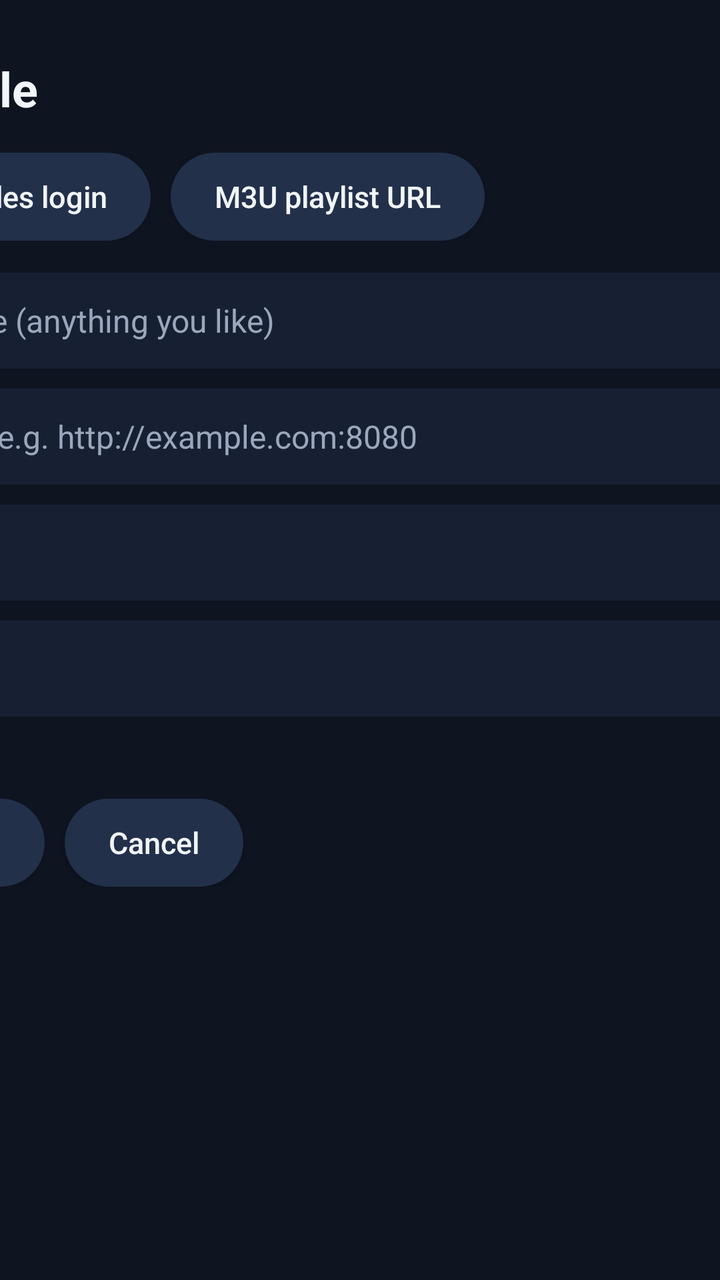
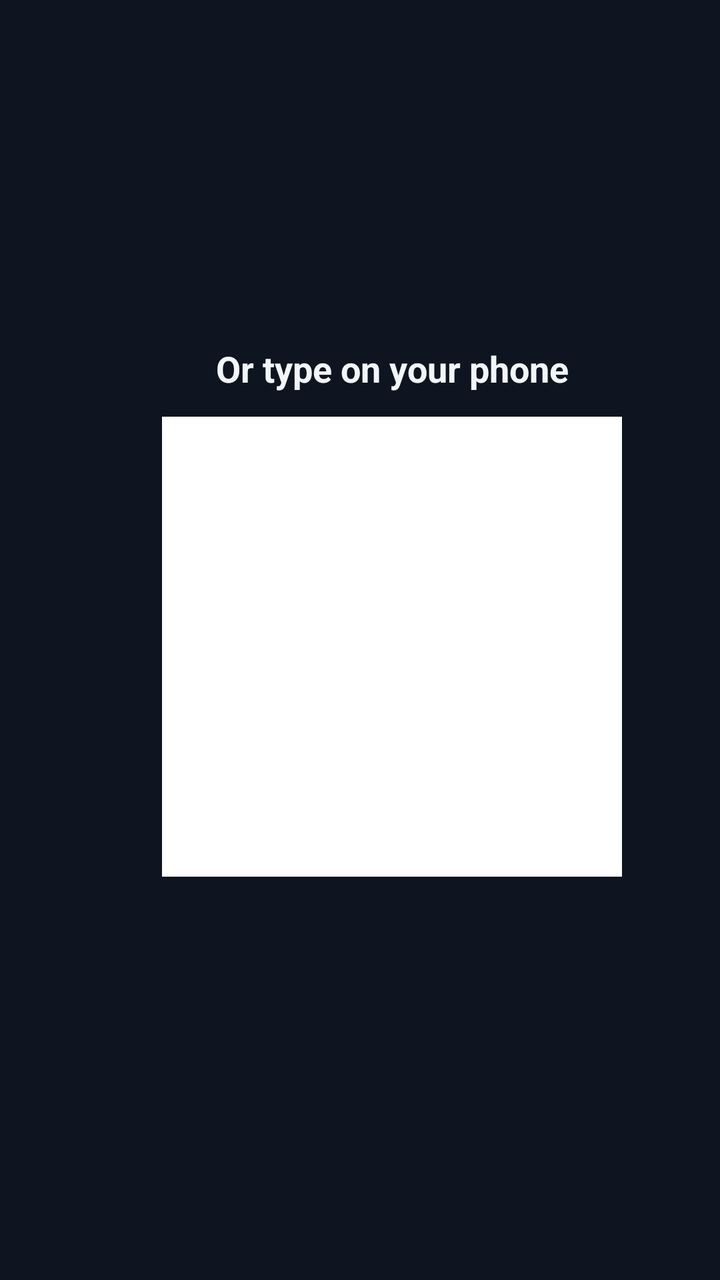

The first picture is an Android layout as it rendered before a commit; the second is the same layout after the commit. The layout source and the unified diff follow.
<!-- AndroidManifest.xml: application theme AppTheme -->
<!-- res/layout/activity_add_profile.xml -->
<?xml version="1.0" encoding="utf-8"?>
<ScrollView xmlns:android="http://schemas.android.com/apk/res/android"
    android:layout_width="match_parent"
    android:layout_height="match_parent"
    android:fillViewport="true">

    <LinearLayout
        android:layout_width="560dp"
        android:layout_height="wrap_content"
        android:layout_gravity="center_horizontal"
        android:orientation="vertical"
        android:paddingTop="28dp"
        android:paddingBottom="28dp">

        <TextView
            style="@style/Title"
            android:layout_width="match_parent"
            android:layout_height="wrap_content"
            android:layout_marginBottom="16dp"
            android:text="Add profile" />

        <LinearLayout
            android:layout_width="match_parent"
            android:layout_height="wrap_content"
            android:layout_marginBottom="16dp"
            android:orientation="horizontal">

            <Button
                android:id="@+id/tabXtream"
                style="@style/Btn"
                android:text="Xtream Codes login" />

            <Button
                android:id="@+id/tabM3u"
                style="@style/Btn"
                android:text="M3U playlist URL" />
        </LinearLayout>

        <EditText
            android:id="@+id/name"
            style="@style/Input"
            android:hint="Profile name (anything you like)"
            android:inputType="textCapWords" />

        <LinearLayout
            android:id="@+id/xtreamFields"
            android:layout_width="match_parent"
            android:layout_height="wrap_content"
            android:orientation="vertical">

            <EditText
                android:id="@+id/server"
                style="@style/Input"
                android:hint="Server URL, e.g. http://example.com:8080"
                android:inputType="textUri" />

            <EditText
                android:id="@+id/username"
                style="@style/Input"
                android:hint="Username"
                android:inputType="textNoSuggestions" />

            <EditText
                android:id="@+id/password"
                style="@style/Input"
                android:hint="Password"
                android:inputType="textPassword" />
        </LinearLayout>

        <LinearLayout
            android:id="@+id/m3uFields"
            android:layout_width="match_parent"
            android:layout_height="wrap_content"
            android:orientation="vertical"
            android:visibility="gone">

            <EditText
                android:id="@+id/m3uUrl"
                style="@style/Input"
                android:hint="Playlist URL (.m3u / .m3u8)"
                android:inputType="textUri" />

            <EditText
                android:id="@+id/epgUrl"
                style="@style/Input"
                android:hint="EPG URL (XMLTV, optional)"
                android:inputType="textUri" />
        </LinearLayout>

        <TextView
            android:id="@+id/status"
            android:layout_width="match_parent"
            android:layout_height="wrap_content"
            android:layout_marginBottom="12dp"
            android:textColor="@color/gold"
            android:textSize="14sp" />

        <LinearLayout
            android:layout_width="match_parent"
            android:layout_height="wrap_content"
            android:orientation="horizontal">

            <Button
                android:id="@+id/btnSave"
                style="@style/Btn"
                android:text="Save profile" />

            <Button
                android:id="@+id/btnCancel"
                style="@style/Btn"
                android:text="Cancel" />
        </LinearLayout>
    </LinearLayout>
</ScrollView>
<!-- resources referenced by this layout -->
<resources>
  <color name="gold">#FFC83D</color>
  <style name="Btn">
          <item name="android:layout_width">wrap_content</item>
          <item name="android:layout_height">44dp</item>
          <item name="android:paddingLeft">22dp</item>
          <item name="android:paddingRight">22dp</item>
          <item name="android:layout_marginRight">10dp</item>
          <item name="android:background">@drawable/bg_button</item>
          <item name="android:textColor">@color/text</item>
          <item name="android:textSize">15sp</item>
          <item name="android:textAllCaps">false</item>
          <item name="android:gravity">center</item>
          <item name="android:focusable">true</item>
          <item name="android:clickable">true</item>
      </style>
  <style name="Input">
          <item name="android:layout_width">match_parent</item>
          <item name="android:layout_height">48dp</item>
          <item name="android:layout_marginBottom">10dp</item>
          <item name="android:paddingLeft">14dp</item>
          <item name="android:paddingRight">14dp</item>
          <item name="android:background">@drawable/bg_input</item>
          <item name="android:textColor">@color/text</item>
          <item name="android:textColorHint">@color/text_dim</item>
          <item name="android:textSize">16sp</item>
          <item name="android:singleLine">true</item>
          <item name="android:imeOptions">actionNext</item>
      </style>
  <style name="Title">
          <item name="android:textColor">@color/text</item>
          <item name="android:textSize">24sp</item>
          <item name="android:textStyle">bold</item>
      </style>
  <style name="AppTheme" parent="Theme.AppCompat.NoActionBar">
          <item name="colorPrimary">@color/accent</item>
          <item name="colorPrimaryDark">@color/bg</item>
          <item name="colorAccent">@color/accent</item>
          <item name="android:windowBackground">@color/bg</item>
          <item name="android:textColor">@color/text</item>
          <item name="android:textColorPrimary">@color/text</item>
          <item name="android:textColorSecondary">@color/text_dim</item>
          <item name="android:textColorHint">@color/text_dim</item>
          <item name="android:windowFullscreen">true</item>
      </style>
  <color name="text">#F2F5FA</color>
  <!-- drawable bg_input (drawable) -->
  <?xml version="1.0" encoding="utf-8"?>
  <selector xmlns:android="http://schemas.android.com/apk/res/android">
      <item android:state_focused="true">
          <shape android:shape="rectangle">
              <solid android:color="@color/panel_light" />
              <corners android:radius="6dp" />
              <stroke android:width="2dp" android:color="#FFFFFF" />
          </shape>
      </item>
      <item android:state_pressed="true">
          <shape android:shape="rectangle">
              <solid android:color="@color/panel_light" />
              <corners android:radius="6dp" />
          </shape>
      </item>
      <item android:state_activated="true">
          <shape android:shape="rectangle">
              <solid android:color="@color/panel_light" />
              <corners android:radius="6dp" />
              <stroke android:width="1dp" android:color="@color/accent" />
          </shape>
      </item>
      <item>
          <shape android:shape="rectangle">
              <solid android:color="@color/panel" />
              <corners android:radius="6dp" />
          </shape>
      </item>
  </selector>
  <color name="text_dim">#9AA7BD</color>
  <color name="accent">#2F9BFF</color>
  <color name="bg">#0E1420</color>
  <color name="panel_light">#22304A</color>
  <color name="panel">#172033</color>
  <!-- unchanged entries left out for length: 1 -->
</resources>

<!-- the commit's change to res/layout/activity_add_profile.xml (unified diff, before → after) -->
@@ -1,13 +1,20 @@
 <?xml version="1.0" encoding="utf-8"?>
-<ScrollView xmlns:android="http://schemas.android.com/apk/res/android"
+<LinearLayout xmlns:android="http://schemas.android.com/apk/res/android"
     android:layout_width="match_parent"
     android:layout_height="match_parent"
+    android:gravity="center_horizontal"
+    android:orientation="horizontal"
+    android:paddingLeft="32dp"
+    android:paddingRight="32dp">
+
+<ScrollView
+    android:layout_width="0dp"
+    android:layout_height="match_parent"
+    android:layout_weight="1"
     android:fillViewport="true">
-
     <LinearLayout
-        android:layout_width="560dp"
+        android:layout_width="match_parent"
         android:layout_height="wrap_content"
-        android:layout_gravity="center_horizontal"
         android:orientation="vertical"
         android:paddingTop="28dp"
         android:paddingBottom="28dp">
@@ -112,3 +119,40 @@
         </LinearLayout>
     </LinearLayout>
 </ScrollView>
+
+    <LinearLayout
+        android:id="@+id/qrPanel"
+        android:layout_width="300dp"
+        android:layout_height="match_parent"
+        android:layout_marginLeft="32dp"
+        android:gravity="center"
+        android:orientation="vertical">
+
+        <TextView
+            android:layout_width="match_parent"
+            android:layout_height="wrap_content"
+            android:gravity="center"
+            android:text="Or type on your phone"
+            android:textColor="@color/text"
+            android:textSize="18sp"
+            android:textStyle="bold" />
+
+        <ImageView
+            android:id="@+id/qrImage"
+            android:layout_width="230dp"
+            android:layout_height="230dp"
+            android:layout_marginTop="12dp"
+            android:layout_marginBottom="12dp"
+            android:background="@android:color/white"
+            android:padding="4dp" />
+
+        <TextView
+            android:id="@+id/qrHelp"
+            android:layout_width="match_parent"
+            android:layout_height="wrap_content"
+            android:gravity="center"
+            android:lineSpacingExtra="3dp"
+            android:textColor="@color/text_dim"
+            android:textSize="13sp" />
+    </LinearLayout>
+</LinearLayout>
